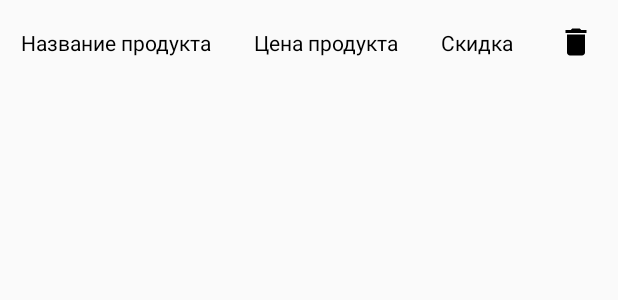
After one commit to Skyrel74/HW4L7, an Android app: the layout item_cart.xml on its own in the app's theme, with its tools: preview values and no code run, on a phone screen of 412 x 824 dp. The commit adds this screen. Shown: the top 300 px of the screen. Run offline under Robolectric (Android 15) with nearby library versions, the phone set to English and light mode, and no system bars.

Commit message:
Filled CartActivity w/ RecyclerView

```diff
--- a/app/build.gradle
+++ b/app/build.gradle
@@ -43,6 +43,7 @@ dependencies {
     androidTestImplementation 'androidx.test.ext:junit:1.1.1'
     androidTestImplementation 'androidx.test.espresso:espresso-core:3.2.0'
 
+    implementation 'androidx.recyclerview:recyclerview:1.1.0'
     implementation "com.github.moxy-community:moxy:$moxyVersion"
     kapt "com.github.moxy-community:moxy-compiler:$moxyVersion"
 }
--- a/app/src/main/AndroidManifest.xml
+++ b/app/src/main/AndroidManifest.xml
@@ -10,14 +10,14 @@
         android:supportsRtl="true"
         android:theme="@style/AppTheme">
 
-        <activity android:name=".ui.CatalogActivity">
+        <activity android:name=".ui.CatalogActivity" />
+        <activity android:name=".ui.CheckoutActivity" />
+        <activity android:name=".ui.CartActivity">
             <intent-filter>
                 <action android:name="android.intent.action.MAIN" />
                 <category android:name="android.intent.category.LAUNCHER" />
             </intent-filter>
         </activity>
-        <activity android:name=".ui.CheckoutActivity" />
-        <activity android:name=".ui.CartActivity" />
         <activity android:name=".ui.ProductInfoActivity" />
     </application>
 
--- a/app/src/main/java/com/example/hw4l7/ui/CheckoutActivity.kt
+++ b/app/src/main/java/com/example/hw4l7/ui/CheckoutActivity.kt
@@ -13,8 +13,7 @@ import android.widget.TableRow
 import android.widget.TextView
 import com.example.hw4l7.R
 import com.example.hw4l7.model.Product
-import com.example.hw4l7.presenter.CartPresenter
-import com.example.hw4l7.presenter.ProductView
+import com.example.hw4l7.presenter.CheckoutPresenter
 import com.example.hw4l7.ui.CatalogActivity.Companion.IS_USER_AUTH
 import com.example.hw4l7.ui.CatalogActivity.Companion.PRODUCT_ID
 import com.example.hw4l7.ui.CatalogActivity.Companion.REQUEST_AUTH
@@ -25,7 +24,7 @@ import kotlin.math.round
 class CheckoutActivity : BaseActivity()/*, AppCompatActivity()*/,
     ProductView {
 
-    private val presenter = CartPresenter()
+    private val presenter = CheckoutPresenter()
     private val tableLayout by lazy { TableLayout(this) }
     private var isAuth = false
 
--- a/app/src/main/java/com/example/hw4l7/presenter/PriceFormatter.kt
+++ b/app/src/main/java/com/example/hw4l7/ui/PriceFormatter.kt
@@ -1,4 +1,4 @@
-package com.example.hw4l7.presenter
+package com.example.hw4l7.ui
 
 interface PriceFormatter {
     /**
--- a/app/src/main/java/com/example/hw4l7/presenter/ProductView.kt
+++ b/app/src/main/java/com/example/hw4l7/ui/ProductView.kt
@@ -1,4 +1,4 @@
-package com.example.hw4l7.presenter
+package com.example.hw4l7.ui
 
 import com.example.hw4l7.model.Product
 import moxy.MvpView
--- /dev/null
+++ b/app/src/main/res/drawable/ic_delete.xml
@@ -0,0 +1,9 @@
+<vector xmlns:android="http://schemas.android.com/apk/res/android"
+        android:width="24dp"
+        android:height="24dp"
+        android:viewportWidth="24.0"
+        android:viewportHeight="24.0">
+    <path
+        android:fillColor="#FF000000"
+        android:pathData="M6,19c0,1.1 0.9,2 2,2h8c1.1,0 2,-0.9 2,-2V7H6v12zM19,4h-3.5l-1,-1h-5l-1,1H5v2h14V4z"/>
+</vector>
--- /dev/null
+++ b/app/src/main/res/layout/item_cart.xml
@@ -0,0 +1,52 @@
+<?xml version="1.0" encoding="utf-8"?>
+<androidx.constraintlayout.widget.ConstraintLayout xmlns:android="http://schemas.android.com/apk/res/android"
+    xmlns:app="http://schemas.android.com/apk/res-auto"
+    xmlns:tools="http://schemas.android.com/tools"
+    android:layout_width="match_parent"
+    android:layout_height="wrap_content">
+
+    <TextView
+        android:id="@+id/productNameTv"
+        android:layout_width="0dp"
+        android:layout_height="wrap_content"
+        android:padding="14dp"
+        android:textColor="@android:color/black"
+        app:layout_constraintBottom_toBottomOf="parent"
+        app:layout_constraintStart_toStartOf="parent"
+        app:layout_constraintTop_toTopOf="parent"
+        tools:text="Название продукта" />
+
+    <TextView
+        android:id="@+id/productPriceTv"
+        android:layout_width="0dp"
+        android:layout_height="wrap_content"
+        android:padding="14dp"
+        android:textColor="@android:color/black"
+        app:layout_constraintBottom_toBottomOf="parent"
+        app:layout_constraintStart_toEndOf="@+id/productNameTv"
+        app:layout_constraintTop_toTopOf="parent"
+        tools:text="Цена продукта" />
+
+    <TextView
+        android:id="@+id/productSaleTv"
+        android:layout_width="0dp"
+        android:layout_height="wrap_content"
+        android:padding="14dp"
+        android:textColor="@android:color/black"
+        app:layout_constraintBottom_toBottomOf="parent"
+        app:layout_constraintStart_toEndOf="@+id/productPriceTv"
+        app:layout_constraintTop_toTopOf="parent"
+        tools:text="Скидка" />
+
+
+    <ImageView
+        android:id="@+id/deleteProductIv"
+        android:layout_width="wrap_content"
+        android:layout_height="wrap_content"
+        android:padding="16dp"
+        app:layout_constraintBottom_toBottomOf="parent"
+        app:layout_constraintEnd_toEndOf="parent"
+        app:layout_constraintTop_toTopOf="parent"
+        app:srcCompat="@drawable/ic_delete" />
+
+</androidx.constraintlayout.widget.ConstraintLayout>
```
Also changed, not shown: app/src/main/java/com/example/hw4l7/presenter/CartPresenter.kt (+50 -36 lines), app/src/main/java/com/example/hw4l7/presenter/CatalogPresenter.kt (added, +17 -0 lines), app/src/main/java/com/example/hw4l7/presenter/CheckoutPresenter.kt (added, +100 -0 lines), app/src/main/java/com/example/hw4l7/ui/CartActivity.kt (+37 -3 lines), app/src/main/java/com/example/hw4l7/ui/CartAdapter.kt (added, +44 -0 lines), app/src/main/java/com/example/hw4l7/ui/CartView.kt (added, +19 -0 lines), app/src/main/java/com/example/hw4l7/ui/CatalogActivity.kt (+23 -1 lines), app/src/main/java/com/example/hw4l7/ui/CatalogView.kt (added, +15 -0 lines), app/src/main/java/com/example/hw4l7/ui/CategoryAdapter.kt (added, +43 -0 lines), app/src/main/res/drawable/ic_add.xml (added, +9 -0 lines), app/src/main/res/layout/cart_layout.xml (+21 -3 lines), app/src/main/res/layout/catalog_layout.xml (+10 -2 lines), app/src/main/res/layout/item_categoty.xml (added, +32 -0 lines).
